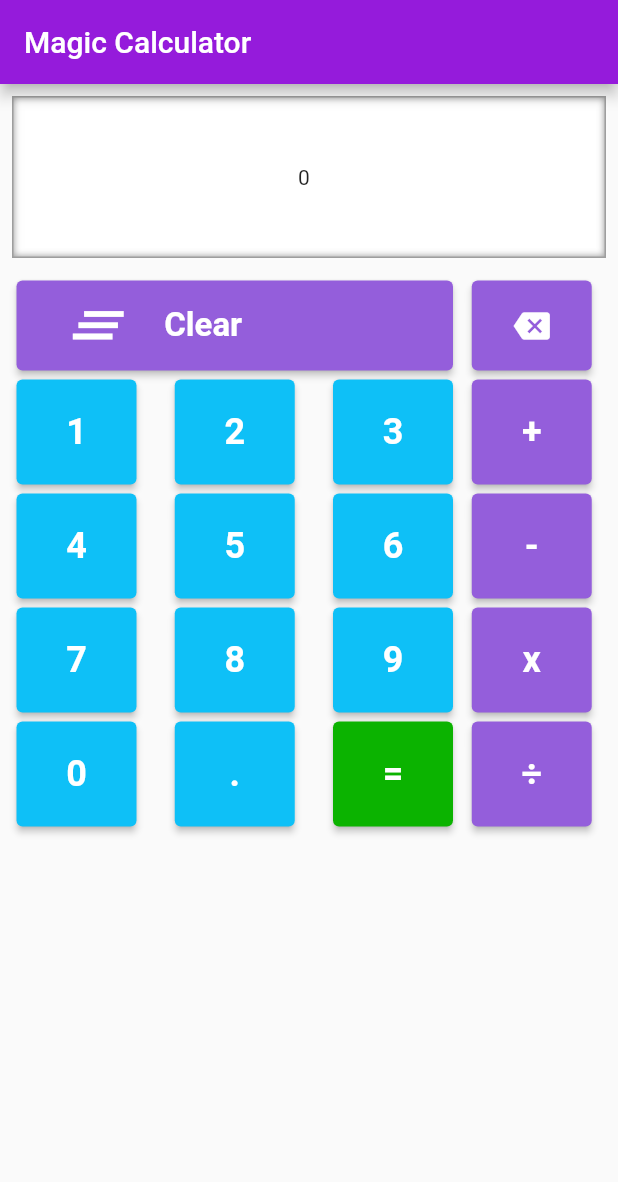
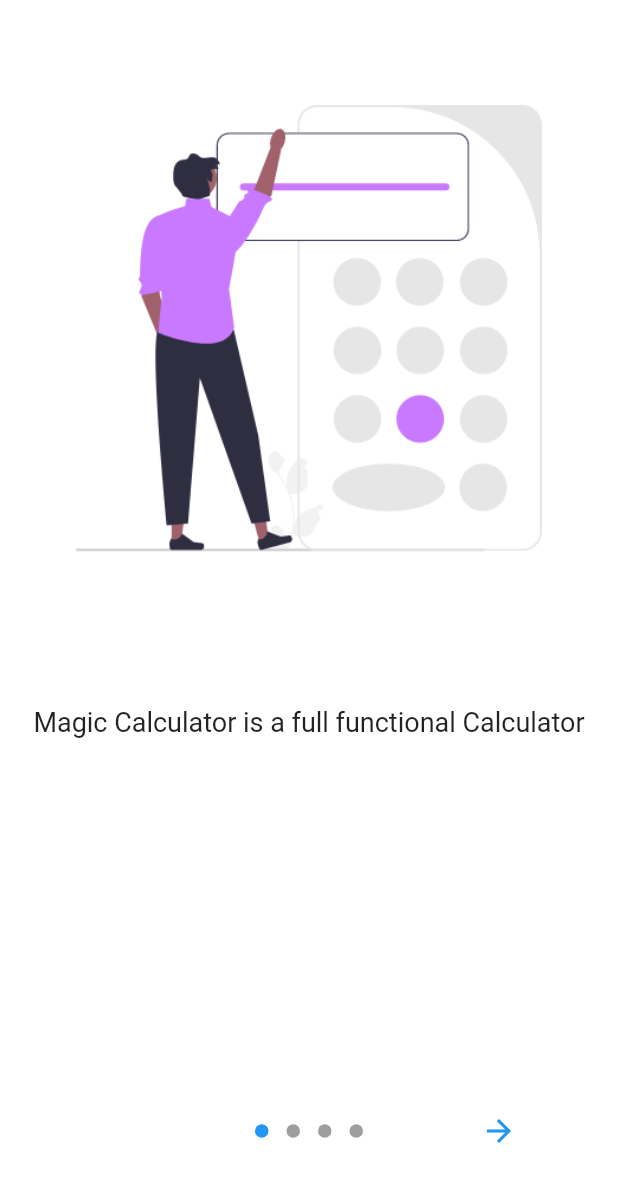
Before and after one commit to HashemAlkeshawi/Magic_calculator, a Flutter app: the screen it shows after launch, on a phone screen of 412 x 824 dp. Shown: the top 1182 px of the screen. Run offline on Flutter 3.47's test engine with Material 2 defaults, Android fonts, the phone set to English and light mode, and no system bars; drawn by our look-alikes of introduction_screen; our stand-ins replace easy_localization, flutter_svg, lottie, shared_preferences, sqflite; missing offline and left inert: share_files_and_screenshot_widgets; accounts and stored records are empty.

Commit message:
introduction screens

```diff
--- a/assets/langs/ar.json
+++ b/assets/langs/ar.json
@@ -35,10 +35,21 @@
     "Dark Mood": "الوضع الليلي",
     "Enter Old PassEquation" : "أدخل المعادلة الحالية..",
     "Enter New PassEquation" : "أدخل المعادلة الجديدة..",
+    "setEquation" : "أدخل معادلة المرور",
     "First Number" : "الرقم الأول",
     "Second Number" : "الرقم الثاني",
     "Sign":"الإشارة",
-    "passEquation Changed" : "تم تغيير معادلة المرور بنجاح"
+    "passEquation Changed" : "تم تغيير معادلة المرور بنجاح",
+    "passEquation seted" : "تم إضافة معادلة المرور بنجاح",
+    "page_1_body" : "الحاسبة السحرية هي حاسبة فعالة للعمليات الأربعة",
+    "page_2_body" : "عند إدخال معالة محددة مسبقاً، يتم فتح تطبيق مخفي",
+    "page_3_body" : "كتابة اليوميات وتسجيل الملاحظات ومتابعة المهام في مكان واحد",
+    "page_4_rule_1" : "لاحظ انه في حالة نسيانك للمعادلة ، لن تتمكن من إعادة ضبطها",
+    "page_4_rule_2" : "عليك اتباع النسق التالي {رقم ، عملية ، رقم}",
+    "page_4_rule_3" : "الأرقام يجب ان تكون موجبة ، يمكن ان تحتوي فاصلة عشرية",
+    "page_4_rule_4" : "الإشارة يجب ان تكون واحدة من العمليات الأربعة {+ ، - , / ، *} فقط",
+    "page_4_rule_5" : " يمكنك دائماً فتح صفحة الإعدادات عن طريق ادخال ثلاثة أصفار..  '000'"
+
 
 
 }
--- a/assets/langs/en.json
+++ b/assets/langs/en.json
@@ -36,8 +36,20 @@
     "Dark Mood": "Dark Mood",
     "Enter Old PassEquation" : "ُEnter Old PassEquation..",
     "Enter New PassEquation" : "ُEnter New PassEquation..",
+    "setEquation" : "Set PassEquation",
     "First Number" : "First Number",
     "Second Number" : "Second Number",
     "Sign":"Sign",
-    "passEquation Changed" : "PassEquation Changed successfully!"
+    "passEquation Changed" : "PassEquation Changed successfully!",
+    "passEquation seted" : "PassEquation added suxxessfully!",
+
+    "page_1_body" : "Magic Calculator is a full functional Calculator",
+    "page_2_body" : "When a pre-defined Equation entered, a hidden app opens",
+    "page_3_body" : "Journals writing, Note Taking and To-Do app are in one place",
+    "page_4_rule_1" : "Note that if you lost this equation You can not reset it.",
+    "page_4_rule_2" : "You have to follow the form {Number, operation, Number}",
+    "page_4_rule_3" : "The numbers must be positive, may include decimal point",
+    "page_4_rule_4" : "The Sign must be one of the four operations {+ , - , / , * }",
+    "page_4_rule_5" : "You can always open settings by enter three zeros..  '000'"
+
 }
--- a/lib/main.dart
+++ b/lib/main.dart
@@ -1,5 +1,6 @@
 import 'package:easy_localization/easy_localization.dart';
 import 'package:flutter/material.dart';
+import 'package:magic_calculator/screens/HiddenApp/intro_Screens/intro_Screen.dart';
 import 'package:magic_calculator/screens/calculator.dart';
 import 'package:shared_preferences/shared_preferences.dart';
 
@@ -10,7 +11,6 @@ void main() async {
   List<String> passEquation = ['0', '0', '0'];
 
   var sharedpreferences = await SharedPreferences.getInstance();
-  print(sharedpreferences.getStringList('passEquation'));
 
   sharedpreferences.getStringList('passEquation') ??
       sharedpreferences.setStringList('passEquation', passEquation);
@@ -39,7 +39,7 @@ class App extends StatelessWidget {
       supportedLocales: context.supportedLocales,
       locale: context.locale,
       debugShowCheckedModeBanner: false,
-      home: Magic_calculator(),
+      home: intro_Screen(), // Magic_calculator(),
     );
   }
 }
--- a/lib/screens/HiddenApp/home.dart
+++ b/lib/screens/HiddenApp/home.dart
@@ -2,6 +2,7 @@ import 'package:easy_localization/easy_localization.dart';
 import 'package:flutter/material.dart';
 import 'package:intl/intl.dart';
 import 'package:magic_calculator/data/JSON_FILS/ToDo_JSON.dart';
+import 'package:magic_calculator/screens/HiddenApp/Settings.dart';
 
 import 'package:magic_calculator/screens/HiddenApp/journals_modul/Journals_UI.dart';
 import 'package:magic_calculator/screens/HiddenApp/tasks_modul/Tasks_UI.dart';
@@ -14,6 +15,15 @@ class Home extends StatelessWidget {
   Widget build(BuildContext context) {
     return Scaffold(
         appBar: AppBar(
+          actions: [
+            IconButton(
+              icon: Icon(Icons.settings),
+              onPressed: () {
+                Navigator.push(context,
+                    MaterialPageRoute(builder: (context) => Settings()));
+              },
+            ),
+          ],
           backgroundColor: Color(0xff951BDB),
           title: Text('Home'.tr()),
         ),
--- /dev/null
+++ b/lib/screens/HiddenApp/intro_Screens/intro_Screen.dart
@@ -0,0 +1,204 @@
+import 'package:easy_localization/easy_localization.dart';
+import 'package:flutter/material.dart';
+import 'package:introduction_screen/introduction_screen.dart';
+import 'package:shared_preferences/shared_preferences.dart';
+
+class intro_Screen extends StatelessWidget {
+  TextEditingController operand1_controller = TextEditingController();
+
+  TextEditingController operand2_controller = TextEditingController();
+
+  TextEditingController operand3_controller = TextEditingController();
+
+  PageViewModel page_1 = PageViewModel(
+    title: '',
+    body: "page_1_body".tr(),
+    image: Container(
+      margin: const EdgeInsets.only(top: 20),
+      child: Image.asset(
+        'assets/images/introPageOne.png',
+      ),
+    ),
+  );
+  PageViewModel page_2 = PageViewModel(
+      title: '',
+      body: "page_2_body".tr(),
+      image: Container(
+        margin: const EdgeInsets.only(top: 20),
+        child: Image.asset('assets/images/introPageTwo.png'),
+      ));
+  PageViewModel page_3 = PageViewModel(
+      title: '',
+      body: "page_3_body".tr(),
+      image: Container(
+        margin: const EdgeInsets.only(top: 20),
+        child: Image.asset('assets/images/introPageThree.png'),
+      ));
+  page_4(List<TextEditingController> Controllers) {
+    PageViewModel page_4 = PageViewModel(
+      title: '',
+      bodyWidget: setPassEquationWidget(
+        Controllers,
+      ), // "page_3_body".tr(),
+      image: Padding(
+        padding: const EdgeInsets.all(12.0),
+        child: Text(
+          "${'page_4_rule_1'.tr()}  \n ${'page_4_rule_1'.tr()} \n ${'page_4_rule_1'.tr()}\n ${'page_4_rule_1'.tr()}  \n ${'page_4_rule_1'.tr()}",
+        ),
+      ),
+    );
+    return page_4;
+  }
+
+  @override
+  Widget build(BuildContext context) {
+    double screenheight = MediaQuery.of(context).size.height;
+    return Container(
+      width: double.infinity,
+      height: screenheight,
+      color: Colors.white,
+      padding: const EdgeInsets.only(top: 50, bottom: 30),
+      child: IntroductionScreen(
+        globalBackgroundColor: Colors.white,
+        next: Icon(Icons.arrow_forward),
+        onDone: () async {
+          SharedPreferences sharedPreferences =
+              await SharedPreferences.getInstance();
+          List<String> equation = [
+            operand1_controller.text,
+            operand2_controller.text,
+            operand3_controller.text
+          ];
+
+          sharedPreferences.setStringList('passEquation', equation);
+          ScaffoldMessenger.of(context).showSnackBar(Snackbar());
+
+          Navigator.of(context).pop();
+          print("Done");
+        },
+        done: Padding(
+          padding: EdgeInsets.symmetric(horizontal: 12),
+          child: Text("Done"),
+        ),
+        pages: [
+          page_1,
+          page_2,
+          page_3,
+          page_4(
+              [operand1_controller, operand2_controller, operand3_controller]),
+        ],
+      ),
+    );
+  }
+}
+
+setPassEquationWidget(List<TextEditingController> controllers) {
+  return Container(
+    margin: EdgeInsets.symmetric(vertical: 20),
+    child: Column(
+      crossAxisAlignment: CrossAxisAlignment.start,
+      children: [
+        Padding(
+          padding: const EdgeInsets.symmetric(horizontal: 20, vertical: 8),
+          child: Text(
+            "setEquation".tr(),
+            style: TextStyle(
+              fontWeight: FontWeight.bold,
+            ),
+          ),
+        ),
+        Padding(
+          padding: const EdgeInsets.symmetric(horizontal: 30),
+          child: Row(
+            mainAxisAlignment: MainAxisAlignment.spaceAround,
+            children: [
+              Column(
+                children: [
+                  Container(
+                    width: 70,
+                    padding: EdgeInsets.all(10),
+                    decoration: BoxDecoration(
+                      border: Border.all(color: Colors.grey),
+                      borderRadius: BorderRadius.circular(15),
+                    ),
+                    child: TextField(
+                      keyboardType: TextInputType.phone,
+                      controller: controllers[0],
+                    ),
+                  ),
+                  Container(
+                    padding: EdgeInsets.symmetric(vertical: 15),
+                    child: Text(
+                      "First Number".tr(),
+                      style: TextStyle(
+                        fontSize: 10,
+                      ),
+                    ),
+                  ),
+                ],
+              ),
+              Column(
+                children: [
+                  Container(
+                    width: 70,
+                    padding: EdgeInsets.all(10),
+                    decoration: BoxDecoration(
+                      border: Border.all(color: Colors.grey),
+                      borderRadius: BorderRadius.circular(15),
+                    ),
+                    child: TextField(
+                      keyboardType: TextInputType.phone,
+                      controller: controllers[1],
+                    ),
+                  ),
+                  Container(
+                    padding: EdgeInsets.symmetric(vertical: 15),
+                    child: Text(
+                      "Sign".tr(),
+                      style: TextStyle(
+                        fontSize: 10,
+                      ),
+                    ),
+                  ),
+                ],
+              ),
+              Column(
+                children: [
+                  Container(
+                    width: 70,
+                    padding: EdgeInsets.all(10),
+                    decoration: BoxDecoration(
+                      border: Border.all(color: Colors.grey),
+                      borderRadius: BorderRadius.circular(15),
+                    ),
+                    child: TextField(
+                      keyboardType: TextInputType.phone,
+                      controller: controllers[2],
+                    ),
+                  ),
+                  Container(
+                    padding: EdgeInsets.symmetric(vertical: 15),
+                    child: Text(
+                      "Second Number".tr(),
+                      style: TextStyle(
+                        fontSize: 10,
+                      ),
+                    ),
+                  ),
+                ],
+              ),
+            ],
+          ),
+        ),
+      ],
+    ),
+  );
+}
+
+Snackbar() {
+  return SnackBar(
+    content: Text("passEquation Changed".tr()),
+    duration: Duration(milliseconds: 2500),
+    backgroundColor: Color(0xff0BB300),
+  );
+}
--- a/lib/screens/calculator.dart
+++ b/lib/screens/calculator.dart
@@ -2,6 +2,7 @@ import 'package:easy_localization/easy_localization.dart';
 import 'package:flutter/material.dart';
 
 import '../widgets/Calculator.dart';
+import 'HiddenApp/intro_Screens/intro_Screen.dart';
 
 class Magic_calculator extends StatelessWidget {
   @override
--- a/pubspec.yaml
+++ b/pubspec.yaml
@@ -43,6 +43,7 @@ dependencies:
   sqflite: ^2.0.3
   easy_localization: ^3.0.1
   shared_preferences: ^2.0.15
+  introduction_screen: ^3.0.2
   # flutter_launcher_icons: ^0.9.3
 
 dev_dependencies:
```
Also changed, not shown: assets/images/introPageOne.png (added), assets/images/introPageThree.png (added), assets/images/introPageTwo.png (added), pubspec.lock.
